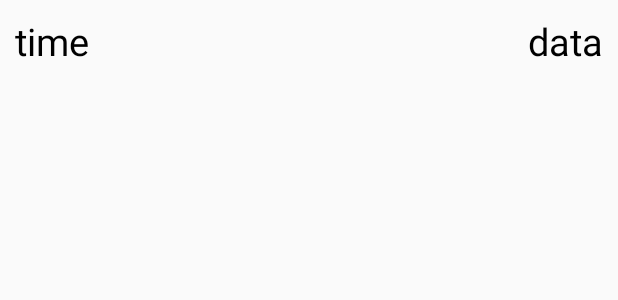
After one commit to Krguang/AirCompressor, an Android app: the layout listview_item.xml on its own in the app's theme, with its tools: preview values and no code run, on a phone screen of 412 x 824 dp. The commit adds this screen. Shown: the top 300 px of the screen. Run offline under Robolectric (Android 15) with nearby library versions, the phone set to English and light mode, and no system bars.

Commit message:
加入listview显示报警记录，还存在问题：滑动松手后的惯性滑动方向反了

```diff
--- /dev/null
+++ b/app/src/main/res/layout/listview_item.xml
@@ -0,0 +1,32 @@
+<?xml version="1.0" encoding="utf-8"?>
+<LinearLayout
+    xmlns:android="http://schemas.android.com/apk/res/android"
+    xmlns:app="http://schemas.android.com/apk/res-auto"
+    xmlns:tools="http://schemas.android.com/tools"
+    android:layout_width="match_parent"
+    android:layout_height="wrap_content"
+    android:orientation="horizontal"
+    >
+
+    <TextView
+        android:layout_margin="10dp"
+        android:id="@+id/tv_time"
+        android:layout_width="wrap_content"
+        android:layout_height="wrap_content"
+        android:text="time"
+        android:textColor="#ff000000"
+        android:textSize="25dp"
+        android:layout_weight="1"
+         />
+
+    <TextView
+        android:layout_margin="10dp"
+        android:id="@+id/tv_data"
+        android:layout_width="wrap_content"
+        android:layout_height="wrap_content"
+        android:text="data"
+        android:textColor="#ff000000"
+        android:textSize="25dp"
+         />
+
+</LinearLayout>
```
Also changed, not shown: app/src/main/java/com/yy/k/AirCompressor/AlarmRecord.java (+68 -0 lines), app/src/main/res/layout/alarm_record.xml (+20 -16 lines).
